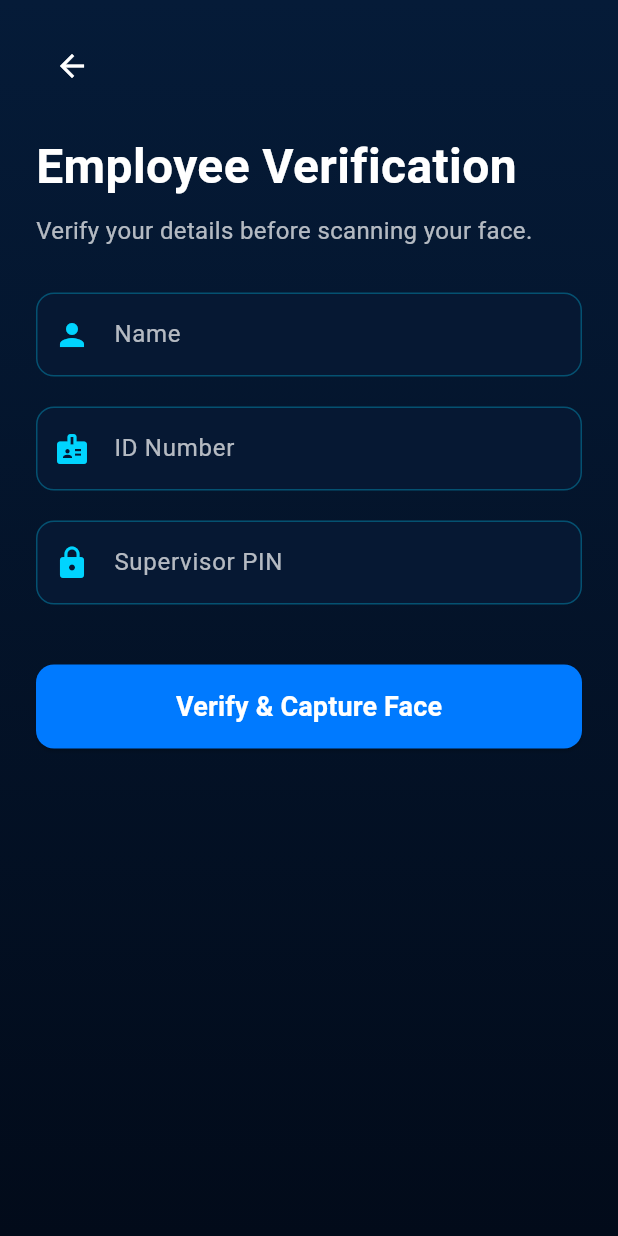
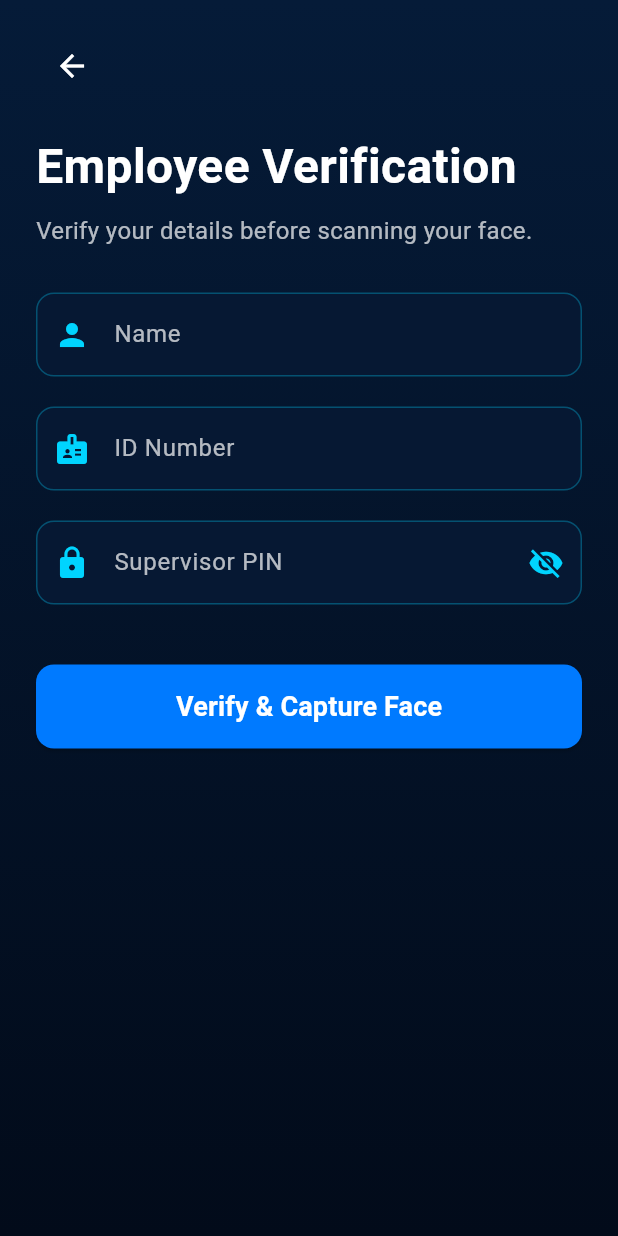
Before and after one commit to LailaAbdurahman2209/face_lock, a Flutter app: the screen it shows after launch, after a tap on "Register", on a phone screen of 412 x 824 dp. Run offline on Flutter 3.47's test engine with Material 3 defaults, Android fonts, the phone set to English and light mode, and no system bars; our stand-ins replace permission_handler, shared_preferences; missing offline and left inert: face_verification, google_mlkit_face_detection.

Commit message:
Removed the already registered button , and put the eye icon by supervisor pin

```diff
--- a/lib/screens/registration_form_screen.dart
+++ b/lib/screens/registration_form_screen.dart
@@ -28,6 +28,7 @@ class _RegistrationFormScreenState extends State<RegistrationFormScreen> {
   final TextEditingController _pinController = TextEditingController();
 
   bool _isLoading = false;
+  bool _obscurePin = true; // Track visibility state for PIN
   String? _apiError;
 
   final Color brandCyan = const Color(0xFF00D4FF);
@@ -73,7 +74,6 @@ class _RegistrationFormScreenState extends State<RegistrationFormScreen> {
           // Grab the customer_id from response data
           final String customerId = responseData['customer_id']?.toString() ?? '';
 
-          //  WHAT WAS MISSING
           widget.onNextPressed(
             _nameController.text.trim(),
             _idNumberController.text.trim(),
@@ -101,11 +101,12 @@ class _RegistrationFormScreenState extends State<RegistrationFormScreen> {
     }
   }
 
-  InputDecoration _customInputDecoration(String label, IconData icon) {
+  InputDecoration _customInputDecoration(String label, IconData icon, {Widget? suffixIcon}) {
     return InputDecoration(
       labelText: label,
       labelStyle: const TextStyle(color: Colors.white70),
       prefixIcon: Icon(icon, color: brandCyan),
+      suffixIcon: suffixIcon,
       filled: true,
       fillColor: const Color(0xFF061833),
       enabledBorder: OutlineInputBorder(
@@ -220,14 +221,28 @@ class _RegistrationFormScreenState extends State<RegistrationFormScreen> {
                   ),
                   const SizedBox(height: 20),
 
-                  // PIN Field
+                  // PIN Field with Eye Toggle Icon
                   TextFormField(
                     controller: _pinController,
                     style: const TextStyle(color: Colors.white),
                     keyboardType: TextInputType.number,
-                    obscureText: true,
+                    obscureText: _obscurePin,
                     inputFormatters: [FilteringTextInputFormatter.digitsOnly],
-                    decoration: _customInputDecoration('Supervisor PIN', Icons.lock),
+                    decoration: _customInputDecoration(
+                      'Supervisor PIN',
+                      Icons.lock,
+                      suffixIcon: IconButton(
+                        icon: Icon(
+                          _obscurePin ? Icons.visibility_off : Icons.visibility,
+                          color: brandCyan,
+                        ),
+                        onPressed: () {
+                          setState(() {
+                            _obscurePin = !_obscurePin;
+                          });
+                        },
+                      ),
+                    ),
                     validator: (value) {
                       if (value == null || value.isEmpty) {
                         return 'Please enter the PIN';
--- a/lib/screens/welcome_screen.dart
+++ b/lib/screens/welcome_screen.dart
@@ -117,8 +117,8 @@ class WelcomeScreen extends StatelessWidget {
                 // Action Buttons
                 Column(
                   children: [
-                    // Show Register Button ONLY IF NOT enrolled yet
-                    if (!isEnrolled) ...[
+                    // Shows ONLY Register if not enrolled, ONLY Sign In if enrolled
+                    if (!isEnrolled)
                       SizedBox(
                         width: double.infinity,
                         height: 56,
@@ -140,27 +140,25 @@ class WelcomeScreen extends StatelessWidget {
                             ),
                           ),
                         ),
-                      ),
-                      const SizedBox(height: 16),
-                    ],
-
-                    // Sign In Button (Changes text/role based on state, always visible if enrolled)
+                      )
+                    else
                       SizedBox(
                         width: double.infinity,
                         height: 56,
-                      child: OutlinedButton(
-                        style: OutlinedButton.styleFrom(
-                          side: const BorderSide(color: buttonBlue, width: 2),
+                        child: ElevatedButton(
+                          style: ElevatedButton.styleFrom(
+                            backgroundColor: buttonBlue,
                             shape: RoundedRectangleBorder(
                               borderRadius: BorderRadius.circular(12),
                             ),
+                            elevation: 0,
                           ),
                           onPressed: onSignInPressed,
-                        child: Text(
-                          isEnrolled ? 'Sign In' : 'Already Registered',
-                          style: const TextStyle(
+                          child: const Text(
+                            'Sign In',
+                            style: TextStyle(
                               fontSize: 18,
-                            color: buttonBlue,
+                              color: Colors.white,
                               fontWeight: FontWeight.w600,
                             ),
                           ),
```
Also changed, not shown: lib/face_lock.dart (+21 -6 lines). Lines whose indentation alone changed are shown as unchanged.
